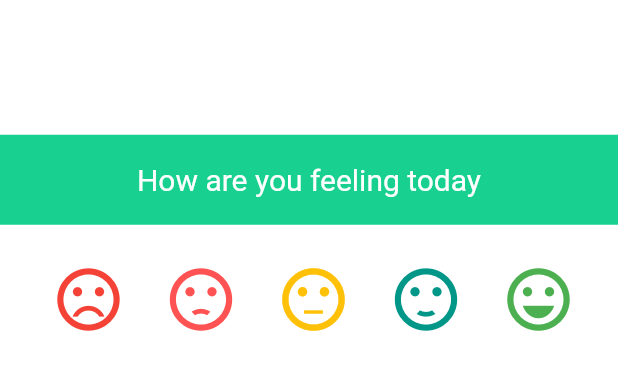
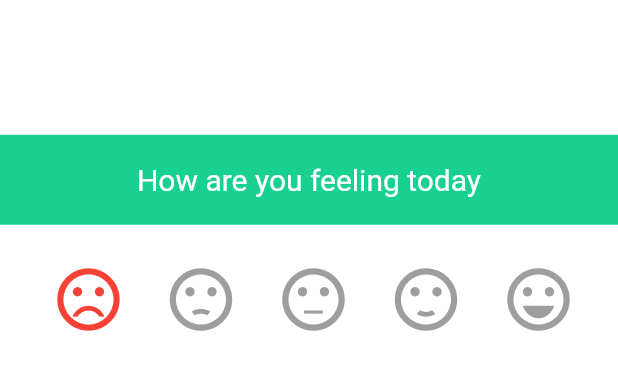
Before and after one commit to dannyg97/hopebox, a Flutter app: the MyStatefulWidget screen opened directly, after a tap on the "sentiment very dissatisfied" icon, on a phone screen of 412 x 824 dp, the part 463-853 px from its top. Run offline on Flutter 3.47's test engine with Material 2 defaults, Android fonts, the phone set to English and light mode, and no system bars; our stand-ins replace timer_builder.

Commit message:
finished highlighting emoji's function

```diff
--- a/lib/journal_entry.dart
+++ b/lib/journal_entry.dart
@@ -137,7 +137,7 @@ _save(var input) async {
   //final directory = await getApplicationDocumentsDirectory();
   //final file = File('${directory.path}/my_file.txt');
   //final text = input;
- // await file.writeAsString(text);
- // print(directory);
-  print('File has been saved');
+  //await file.writeAsString(text);
+  //print(directory);
+  //print('File has been saved');
 }
--- a/lib/mood_entry1.dart
+++ b/lib/mood_entry1.dart
@@ -5,7 +5,10 @@
 
 import 'package:flutter/cupertino.dart';
 import 'package:flutter/material.dart';
+import 'package:timer_builder/timer_builder.dart';
+
 import './journal_entry.dart';
+
 
 void main() => runApp(MoodEnter());
 
@@ -21,8 +24,7 @@ class MoodEnter extends StatelessWidget {
         appBar: new AppBar(
             title: const Text(_title),
             backgroundColor: const Color(0xFF18D191),
-            leading: new IconButton(icon: new Icon(Icons.arrow_back)),
-            actions: [new IconButton(icon: new Icon(Icons.done),
+            actions: [new IconButton(icon: new Icon(Icons.arrow_back),
                 onPressed: () {
                   // Navigate to second route when tapped.
                   Navigator.pop(context);
@@ -46,7 +48,11 @@ class _MyStatefulWidgetState extends State<MyStatefulWidget> {
   final _formKey = GlobalKey<FormState>();
 
   int _counter = 0;
+  int _emojiColour = 0;
  // var string[10];
+
+
+
 
   void _incrementCounter() {
     setState(() {
@@ -57,6 +63,8 @@ class _MyStatefulWidgetState extends State<MyStatefulWidget> {
 
   @override
   Widget build(BuildContext context) {
+
+
     return new Scaffold(
       backgroundColor: Colors.white,
       body: Center(
@@ -86,10 +94,6 @@ class _MyStatefulWidgetState extends State<MyStatefulWidget> {
                         left: 0, right: 0, top: 10.0),
                     child: GestureDetector(
                       onTap: () {
-                        Navigator.push(
-                          context,
-                          MaterialPageRoute(builder: (context) => MoodEnter()),
-                        );
                       },
                       child: new Container(
                           alignment: Alignment.center,
@@ -112,10 +116,21 @@ class _MyStatefulWidgetState extends State<MyStatefulWidget> {
                     width: 60.0,
                     margin: new EdgeInsets.only(right: 300.0, top: 0.0),
                     child: new IconButton(
-                          icon: new Icon(Icons.sentiment_very_dissatisfied, color: Colors.red,size: 50),
+                          icon: new Icon(Icons.sentiment_very_dissatisfied,
+                              size: 50,
+                              color: (_emojiColour == 1) ? Colors.red
+                              : Colors.grey,
+                    ),
                           onPressed: () {
-                            _counter+=0;
-                            print('The value of the counter is  $_counter');
+                            setState(() {
+                              if(_emojiColour == 1 ){
+                              _emojiColour = 0;
+                              } else {
+                              _emojiColour = 1;
+                              _counter=0;
+                              print("HEYA");
+                              }
+                            });
                           }
                       ),
 
@@ -127,9 +142,21 @@ class _MyStatefulWidgetState extends State<MyStatefulWidget> {
                       margin: new EdgeInsets.only(right: 150.0, top: 0.0),
 
                       child: new IconButton(
-                          icon: new Icon(Icons.sentiment_dissatisfied, color: Colors.redAccent,size: 50),
+                          icon: new Icon(
+                            Icons.sentiment_dissatisfied,
+                              size: 50,
+                              color: (_emojiColour == 2) ? Colors.deepOrangeAccent
+                              : Colors.grey,
+                      ),
                           onPressed: () {
-                            _counter+=1;
+                            setState(() {
+                              if(_emojiColour == 2) {
+                                _emojiColour = 0;
+                              } else {
+                                _emojiColour = 2;
+                                _counter=2;
+                              }
+                            });
                             print('The value of the counter is  $_counter');
                           }
                       )
@@ -139,9 +166,21 @@ class _MyStatefulWidgetState extends State<MyStatefulWidget> {
                       width: 60.0,
                       margin: new EdgeInsets.only(right: 0.0, top: 0.0),
                       child: new IconButton(
-                          icon: new Icon(Icons.sentiment_neutral, color: Colors.amber,size: 50),
+                          icon: new Icon(
+                              Icons.sentiment_neutral,
+                              size: 50,
+                              color: (_emojiColour == 3) ? Colors.amber
+                              : Colors.grey,
+                      ),
                           onPressed: () {
-                            _counter+=1;
+                            setState(() {
+                              if(_emojiColour == 3) {
+                                _emojiColour = 0;
+                              } else {
+                                _emojiColour = 3;
+                                _counter=2;
+                              }
+                            });
                             print('The value of the counter is  $_counter');
                           }
                       )
@@ -151,9 +190,18 @@ class _MyStatefulWidgetState extends State<MyStatefulWidget> {
                       width: 60.0,
                       margin: new EdgeInsets.only(left: 150.0, top: 0.0),
                       child: new IconButton(
-                          icon: new Icon(Icons.sentiment_satisfied, color: Colors.teal, size: 50),
+                          icon: new Icon(Icons.sentiment_satisfied, size: 50,
+                            color: (_emojiColour == 4) ? Colors.greenAccent
+                                : Colors.grey,
+                          ),
                           onPressed: () {
-                            _counter+=1;
+                            setState(() {
+                              if(_emojiColour == 4) {
+                                _emojiColour = 0;
+                              } else {
+                                _emojiColour = 4;
+                                _counter=3;
+                              }                            });
                             print('The value of the counter is  $_counter');
                           }
                       )
@@ -163,9 +211,20 @@ class _MyStatefulWidgetState extends State<MyStatefulWidget> {
                       width: 60.0,
                       margin: new EdgeInsets.only(left: 300.0, top: 0.0),
                       child: new IconButton(
-                          icon: new Icon(Icons.sentiment_very_satisfied, color: Colors.green,size: 50),
+                          icon: new Icon(Icons.sentiment_very_satisfied, size: 50,
+                              color: (_emojiColour == 5) ? Colors.green
+                              : Colors.grey,
+                      ),
                           onPressed: () {
-                            _counter+=1;
+
+                            setState(() {
+                              if(_emojiColour == 5) {
+                                _emojiColour = 0;
+                              } else {
+                                _emojiColour = 5;
+                                _counter=4;
+                              }
+                            });
                             print('The value of the counter is  $_counter');
                           }
                       )
@@ -182,75 +241,5 @@ class _MyStatefulWidgetState extends State<MyStatefulWidget> {
       ),
     );
 
-    /*Widget build(BuildContext context) {
-    return Scaffold(
-      body: Center(
-        child:
-
-          new Row(
-            mainAxisAlignment: MainAxisAlignment.spaceAround,
-            crossAxisAlignment: CrossAxisAlignment.stretch,
-            children: <Widget>[
-              IconButton(
-                icon: Icon(Icons.sentiment_very_dissatisfied),
-                color: Colors.red,
-                onPressed: () {
-                  print('The value of the counter is  $_counter');
-                  setState(() {
-                  });
-                },
-                tooltip: 'Increase volume by 1',
-
-              ),
-              IconButton(
-                icon: Icon(Icons.sentiment_dissatisfied),
-                color: Colors.orange,
-                onPressed: () {
-                  _counter+=1;
-                  print('The value of the counter is  $_counter');
-                  setState(() {
-                  });
-                },
-              ),
-              IconButton(
-                icon: Icon(Icons.sentiment_neutral),
-                color: Colors.amber,
-                onPressed: () {
-                  setState(() {
-                    _counter+=2;
-                    print('The value of the counter is  $_counter');
-                  });
-
-                },
-              ),
-              IconButton(
-                icon: Icon(Icons.sentiment_satisfied),
-                color: Colors.greenAccent,
-                onPressed: () {
-                  setState(() {
-                    _counter+=3;
-                    print('The value of the counter is  $_counter');
-                  });
-
-                },
-              ),
-              IconButton(
-                icon: Icon(Icons.sentiment_very_satisfied),
-                color: Colors.green,
-                onPressed: () {
-                  setState(() {
-                    _counter+=4;
-                    print('The value of the counter is  $_counter');
-                  });
-
-                },
-              ),
-            ],
-          ),
-
-      ),
-
-    );
-  }*/
   }
 }
--- a/pubspec.yaml
+++ b/pubspec.yaml
@@ -20,6 +20,10 @@ dependencies:
   flutter:
     sdk: flutter
   http: ^0.12.0
+  path_provider: ^0.4.1
+  timer_builder: ^1.3.0
+
+
 
   # The following adds the Cupertino Icons font to your application.
   # Use with the CupertinoIcons class for iOS style icons.
```
Also changed, not shown: pubspec.lock, 72 other files.
